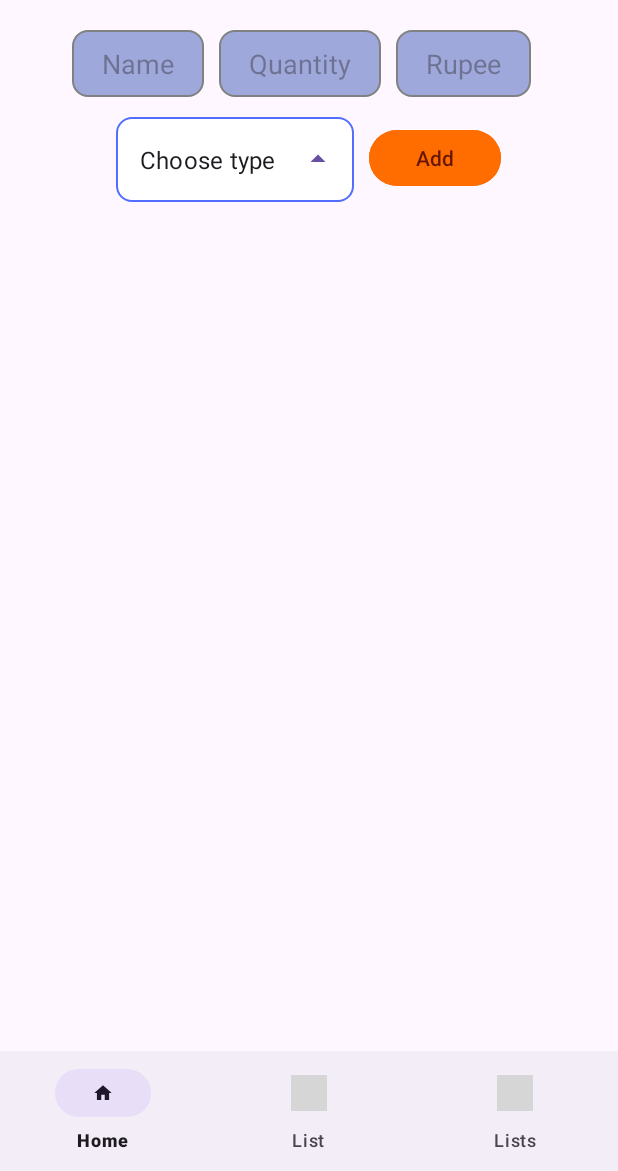
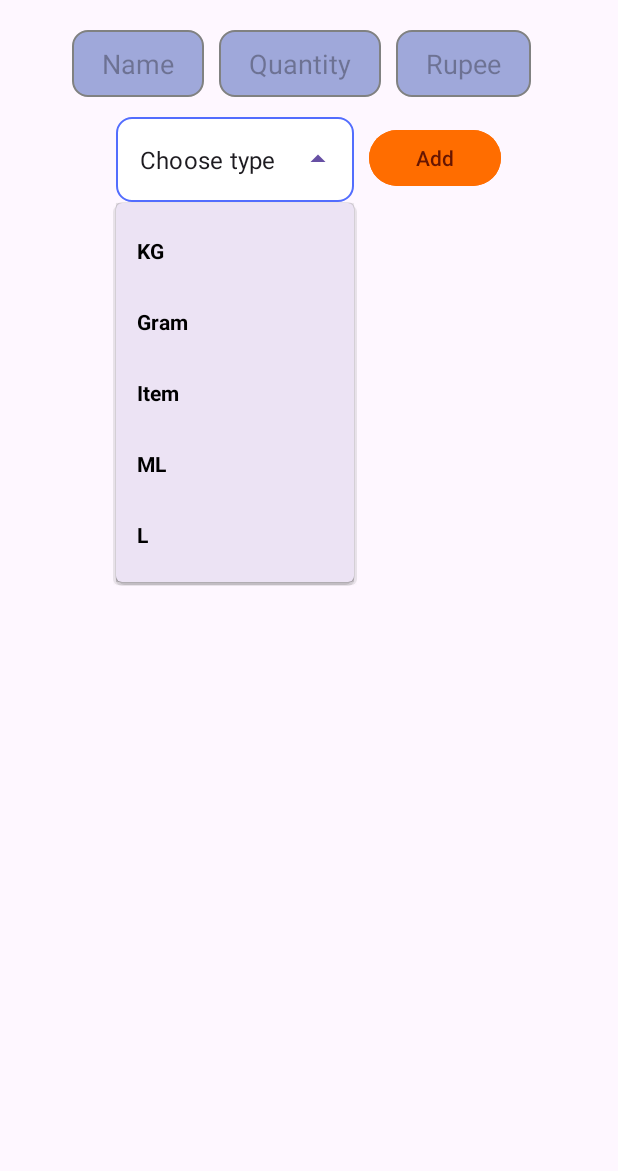
Before and after one commit to Aviraj1510/ShoppingApp, an Android app: the ShoppingListActivity screen opened directly, with no data from a screen before it, after a tap on an icon or button, on a phone screen of 412 x 824 dp, the part 65-1236 px from its top. Run offline under Robolectric (Android 15) with nearby library versions, the light colour scheme and no system bars; our stand-ins replace Room's generated code; grey boxes are pictures that could not be loaded.

Commit message:
Add New Functionality

```diff
--- a/app/src/main/java/com/example/shoppinglistjava/Adapter/ShoppingCategoryListAdapter.java
+++ b/app/src/main/java/com/example/shoppinglistjava/Adapter/ShoppingCategoryListAdapter.java
@@ -65,7 +65,7 @@ public class ShoppingCategoryListAdapter extends RecyclerView.Adapter<ShoppingCa
     }
 
     public class ViewHolder extends RecyclerView.ViewHolder {
-        TextView textItemName, textItemQuantity, textItemRupee, textPerProductRupee;
+        TextView textItemName, textItemQuantity, textItemRupee, textPerProductRupee, textType;
         ImageView btDelete, btPlus, btMinus;
 
 
@@ -80,7 +80,7 @@ public class ShoppingCategoryListAdapter extends RecyclerView.Adapter<ShoppingCa
             btDelete =  itemView.findViewById(R.id.ivCDelete);
             btPlus = itemView.findViewById(R.id.ivCPlus);
             btMinus = itemView.findViewById(R.id.ivCMinus);
-
+            textType = itemView.findViewById(R.id.Ctype);
         }
 
         public void bind(final ShoppingCList shoppingCList, final OnItemClickListener listener) {
@@ -88,6 +88,7 @@ public class ShoppingCategoryListAdapter extends RecyclerView.Adapter<ShoppingCa
             textItemQuantity.setText(String.valueOf(shoppingCList.getCamount()));
             textItemRupee.setText(String.valueOf(shoppingCList.getCtotalrupees()));
             textPerProductRupee.setText(String.valueOf(shoppingCList.getCrupees()));
+            textType.setText(shoppingCList.getCproductType());
 
             btDelete.setOnClickListener(v -> listener.onDeleteClick(shoppingCList));
             btPlus.setOnClickListener(v -> listener.onPlusClick(shoppingCList));
--- a/app/src/main/java/com/example/shoppinglistjava/ShoppingListActivity.java
+++ b/app/src/main/java/com/example/shoppinglistjava/ShoppingListActivity.java
@@ -4,6 +4,8 @@ import android.content.Intent;
 import android.os.Bundle;
 import android.text.TextUtils;
 import android.view.View;
+import android.widget.ArrayAdapter;
+import android.widget.AutoCompleteTextView;
 import android.widget.Button;
 import android.widget.EditText;
 import android.widget.Toast;
@@ -43,7 +45,11 @@ public class ShoppingListActivity extends AppCompatActivity {
         btnAddCList = findViewById(R.id.buttonAddCategoryList);
         edtCListQuantity = findViewById(R.id.editCListQuantity);
         edtCListRupee = findViewById(R.id.editCListRupee);
+        AutoCompleteTextView autoCompleteTextView = findViewById(R.id.autoCompleteTextViewCategory);
 
+        String[] ProductType = getResources().getStringArray(R.array.Product_Type);
+        ArrayAdapter<String> arrayAdapter = new ArrayAdapter<>(this, R.layout.dropdown_item, ProductType);
+        autoCompleteTextView.setAdapter(arrayAdapter);
 
         recyclerView = findViewById(R.id.listCategory);
 
@@ -123,4 +129,11 @@ public class ShoppingListActivity extends AppCompatActivity {
         });
 
     }
+
+    @Override
+    public void onBackPressed() {
+        super.onBackPressed();
+        startActivity(new Intent(ShoppingListActivity.this, ListsActivity.class));
+        finish();
+    }
 }
--- a/app/src/main/res/layout/activity_shopping_list2.xml
+++ b/app/src/main/res/layout/activity_shopping_list2.xml
@@ -148,13 +148,5 @@
 
     </androidx.recyclerview.widget.RecyclerView>
 
-    <com.google.android.material.bottomnavigation.BottomNavigationView
-        android:id="@+id/bottomNavigationView"
-        android:layout_width="match_parent"
-        android:layout_height="wrap_content"
-        android:layout_gravity="bottom"
-        app:layout_constraintBottom_toBottomOf="parent"
-        app:layout_constraintEnd_toEndOf="parent"
-        app:layout_constraintStart_toStartOf="parent"
-        app:menu="@menu/botto_nav_menu" />
+
 </androidx.constraintlayout.widget.ConstraintLayout>
--- a/app/src/main/res/menu/botto_nav_menu.xml
+++ b/app/src/main/res/menu/botto_nav_menu.xml
@@ -13,7 +13,7 @@
         />
     <item
         android:id="@+id/Lists"
-        android:title="Lists"
+        android:title="Category List"
         android:icon="@drawable/ic_list_foreground"/>
 
 </menu>
```
Also changed, not shown: app/src/main/java/com/example/shoppinglistjava/ListsActivity.java (+6 -3 lines), app/src/main/java/com/example/shoppinglistjava/MainActivity.java (+22 -11 lines), app/src/main/java/com/example/shoppinglistjava/ShoppingList.java (+7 -1 lines), app/src/main/res/layout/category_row.xml (+19 -2 lines).
